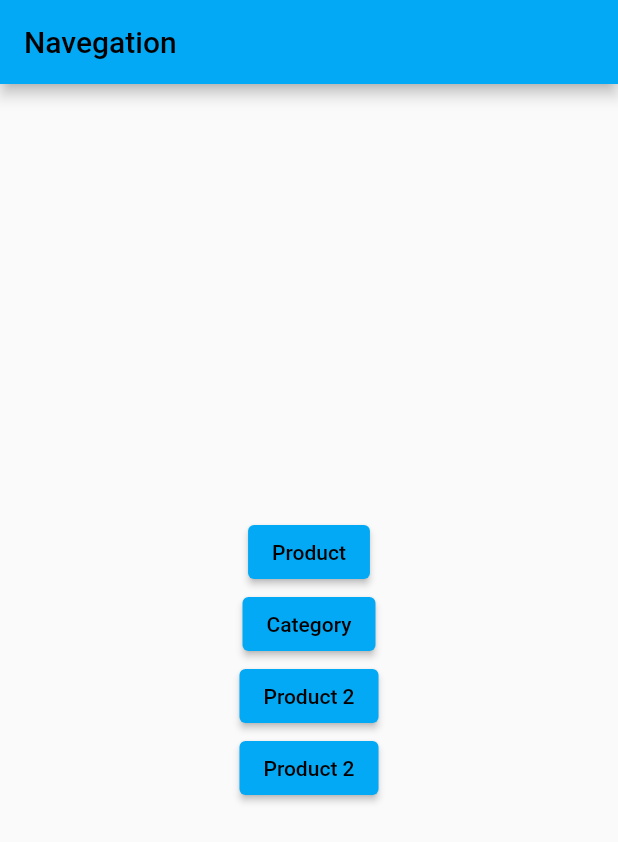
After one commit to caiocv18/flutter-playground, a Flutter app: the HomeButtons screen opened directly, on a phone screen of 412 x 824 dp. The commit adds this screen. Shown: the top 842 px of the screen. Run offline on Flutter 3.47's test engine with Material 2 defaults, Android fonts, the phone set to English and light mode, and no system bars.

Commit message:
VideoGrafico02 - Learning more with Navegation and it's methods

```diff
--- /dev/null
+++ b/lib/VideoGrafico01-Projeto-Apresentando-Widgets/home_buttons.dart
@@ -0,0 +1,51 @@
+import 'package:flutter/material.dart';
+import 'package:playground/VideoGrafico01-Projeto-Apresentando-Widgets/pages/category_page.dart';
+
+import 'pages/product_page.dart';
+
+class HomeButtons extends StatelessWidget {
+  @override
+  Widget build(BuildContext context) {
+    return Scaffold(
+      appBar: AppBar(
+        title: Text("Navegation"),
+      ),
+      body: Container(
+        width: double.infinity,
+        child: Column(
+            crossAxisAlignment: CrossAxisAlignment.center,
+            mainAxisAlignment: MainAxisAlignment.center,
+            children: [
+              ElevatedButton(
+                  onPressed: () {
+                    Navigator.of(context).push(
+                        MaterialPageRoute(builder: (context) => ProductPage()));
+                  },
+                  child: Text("Product")),
+              ElevatedButton(
+                  onPressed: () {
+                    Navigator.of(context).pushAndRemoveUntil(
+                        MaterialPageRoute(
+                          builder: (context) => CategoryPage(),
+                        ),
+                        (route) => false);
+                  },
+                  child: Text("Category")),
+              ElevatedButton(
+                  onPressed: () {
+                    Navigator.of(context).pushNamed("/product");
+                  },
+                  child: Text("Product 2")),
+              ElevatedButton(
+                  onPressed: () {
+                    Navigator.of(context).pushNamedAndRemoveUntil(
+                      "/product",
+                      (route) => false,
+                    );
+                  },
+                  child: Text("Product 2"))
+            ]),
+      ),
+    );
+  }
+}
--- a/lib/VideoGrafico01-Projeto-Apresentando-Widgets/main.dart
+++ b/lib/VideoGrafico01-Projeto-Apresentando-Widgets/main.dart
@@ -1,8 +1,13 @@
 import 'package:flutter/material.dart';
-import 'package:playground/VideoGrafico01-Projeto-Apresentando-Widgets/home_page.dart';
+import 'package:playground/VideoGrafico01-Projeto-Apresentando-Widgets/pages/category_page.dart';
+import 'package:playground/VideoGrafico01-Projeto-Apresentando-Widgets/pages/product_page.dart';
 
-import 'home2_page.dart';
+import 'home_buttons.dart';
 
 main() => runApp(MaterialApp(
-      home: Home2Page(),
+      home: HomeButtons(),
+      routes: {
+        "/product": (context) => ProductPage(),
+        "/category": (context) => CategoryPage()
+      },
     ));
```
Also changed, not shown: lib/VideoGrafico01-Projeto-Apresentando-Widgets/home2_page.dart (+26 -0 lines), lib/VideoGrafico01-Projeto-Apresentando-Widgets/pages/category_page.dart (added, +20 -0 lines), lib/VideoGrafico01-Projeto-Apresentando-Widgets/pages/product_page.dart (added, +20 -0 lines).
